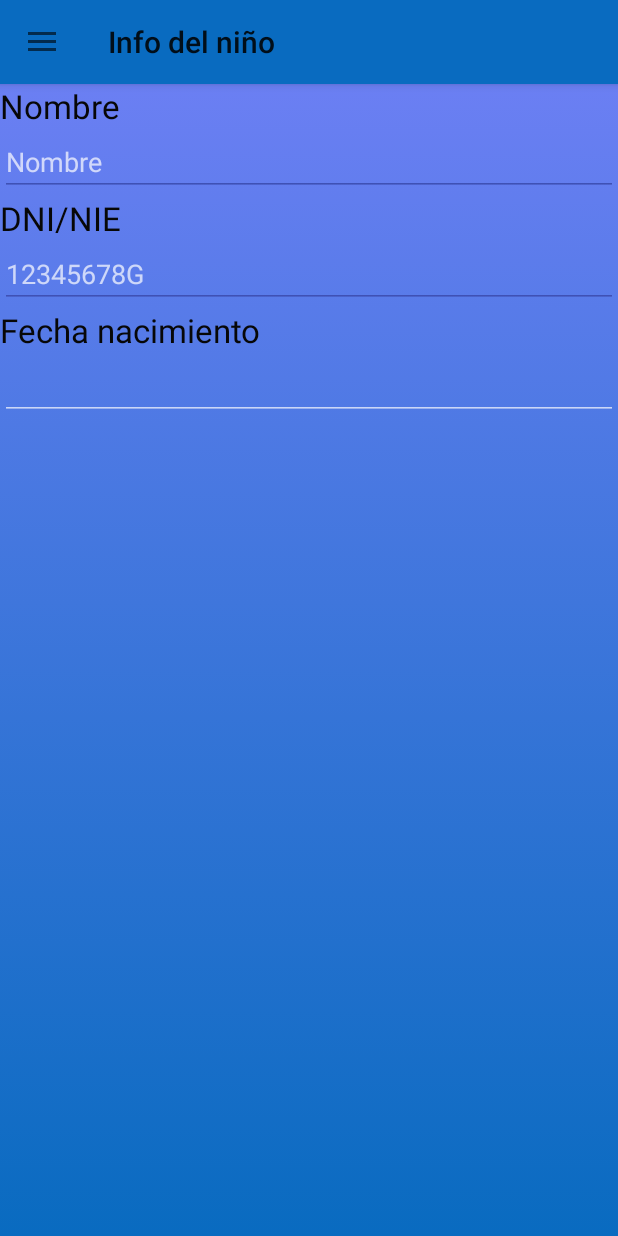
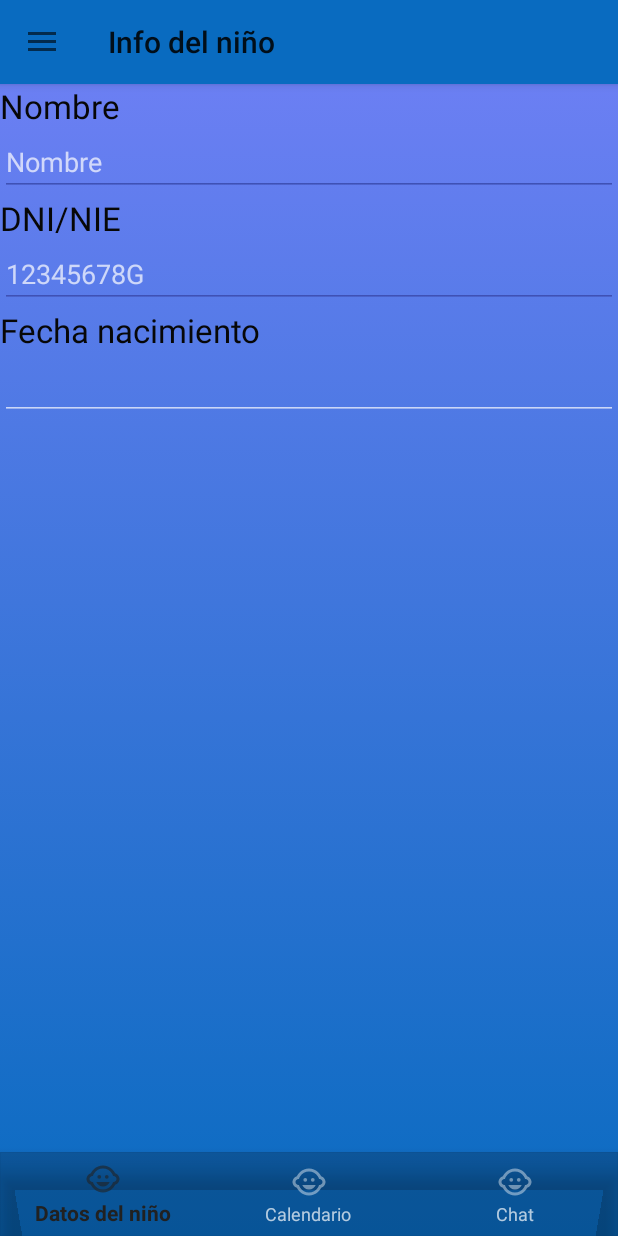
Before and after one commit to davidvolart/pa-ma-frontend, an Android app: the fragment ChildDataFragment placed in its activity, on a phone screen of 412 x 824 dp. Run offline under Robolectric (Android 15) with nearby library versions, the phone set to English and light mode, and no system bars.

Commit message:
add BottomNavigationView on ChildData

```diff
--- a/app/build.gradle
+++ b/app/build.gradle
@@ -36,5 +36,4 @@ dependencies {
     implementation 'com.squareup.okhttp3:okhttp:3.10.0'
     implementation 'com.google.code.gson:gson:2.8.5'
     implementation 'com.google.android.material:material:1.1.0'
-
 }
--- a/app/src/main/java/cat/tfg/pama/ChildDataFragment.kt
+++ b/app/src/main/java/cat/tfg/pama/ChildDataFragment.kt
@@ -1,14 +1,11 @@
 package cat.tfg.pama
 
 import android.os.Bundle
-import androidx.fragment.app.Fragment
 import android.view.LayoutInflater
 import android.view.ViewGroup
-import java.util.*
-import android.app.DatePickerDialog
 import android.view.View
-import kotlinx.android.synthetic.main.fragment_child_data.*
-import android.widget.EditText
+import androidx.fragment.app.Fragment
+
 
 /**
  * A simple [Fragment] subclass.
@@ -16,9 +13,14 @@ import android.widget.EditText
 class ChildDataFragment : Fragment() {
 
     override fun onCreateView(
-        inflater: LayoutInflater, container: ViewGroup?,
+        inflater: LayoutInflater,
+        container: ViewGroup?,
         savedInstanceState: Bundle?
     ): View? {
+
+        val transaction = fragmentManager!!.beginTransaction()
+        transaction.replace(R.id.content, ChildPersonalDataFragment())
+        transaction.commit()
 
         return inflater.inflate(R.layout.fragment_child_data, container, false)
     }
@@ -26,27 +28,5 @@ class ChildDataFragment : Fragment() {
     override fun onViewCreated(view: View, savedInstanceState: Bundle?) {
         super.onViewCreated(view, savedInstanceState);
         activity!!.setTitle("Info del niño");
-
-        val c = Calendar.getInstance()
-        val year = c.get(Calendar.YEAR)
-        val month = c.get(Calendar.MONTH)
-        val day = c.get(Calendar.DAY_OF_MONTH)
-
-        birthdate.setOnClickListener(object : View.OnClickListener {
-            override fun onClick(v: View) {
-
-                val datepicker = DatePickerDialog(
-                    activity!!,
-                    { view, year, monthOfYear, dayOfMonth ->
-                        val selectedDate = dayOfMonth.toString() + "/" + (monthOfYear + 1) + "/" + year
-                        (birthdate as EditText).setText(selectedDate)
-                    },
-                    year, month, day)
-
-                datepicker.datePicker.maxDate = c.getTimeInMillis()
-                datepicker.show()
-            }
-        })
-
     }
 }
--- /dev/null
+++ b/app/src/main/java/cat/tfg/pama/ChildPersonalDataFragment.kt
@@ -0,0 +1,50 @@
+package cat.tfg.pama
+
+import android.app.DatePickerDialog
+import android.os.Bundle
+import android.view.LayoutInflater
+import android.view.View
+import android.view.ViewGroup
+import android.widget.EditText
+import androidx.fragment.app.Fragment
+import kotlinx.android.synthetic.main.fragment_child_personal_data.*
+import java.util.*
+
+/**
+ * A simple [Fragment] subclass.
+ */
+class ChildPersonalDataFragment : Fragment() {
+
+    override fun onCreateView(
+        inflater: LayoutInflater, container: ViewGroup?,
+        savedInstanceState: Bundle?
+    ): View? {
+
+        return inflater.inflate(R.layout.fragment_child_personal_data, container, false)
+    }
+
+    override fun onViewCreated(view: View, savedInstanceState: Bundle?) {
+        val c = Calendar.getInstance()
+        val year = c.get(Calendar.YEAR)
+        val month = c.get(Calendar.MONTH)
+        val day = c.get(Calendar.DAY_OF_MONTH)
+
+        birthdate.setOnClickListener(object : View.OnClickListener {
+            override fun onClick(v: View) {
+
+                val datepicker = DatePickerDialog(
+                    activity!!,
+                    { view, year, monthOfYear, dayOfMonth ->
+                        val selectedDate = dayOfMonth.toString() + "/" + (monthOfYear + 1) + "/" + year
+                        (birthdate as EditText).setText(selectedDate)
+                    },
+                    year, month, day)
+
+                datepicker.datePicker.maxDate = c.getTimeInMillis()
+                datepicker.show()
+            }
+        })
+
+    }
+
+}
--- a/app/src/main/res/layout/fragment_child_data.xml
+++ b/app/src/main/res/layout/fragment_child_data.xml
@@ -1,68 +1,25 @@
 <?xml version="1.0" encoding="utf-8"?>
-<LinearLayout xmlns:android="http://schemas.android.com/apk/res/android"
+<RelativeLayout xmlns:android="http://schemas.android.com/apk/res/android"
+    xmlns:app="http://schemas.android.com/apk/res-auto"
     xmlns:tools="http://schemas.android.com/tools"
-    xmlns:app="http://schemas.android.com/apk/res-auto"
-    android:orientation="vertical"
+    android:id="@+id/container"
     android:layout_width="match_parent"
     android:layout_height="match_parent"
-    android:background="@drawable/gradient_color"
-    tools:context=".MainActivity">
+    tools:context=".MainActivity"
+    android:background="@drawable/gradient_color">
 
-    <TextView
-        android:id="@+id/tv_child_data_name"
-        android:layout_width="wrap_content"
-        android:layout_height="wrap_content"
-        android:text="Nombre"
-        android:textColor="#070707"
-        android:textAppearance="?android:attr/textAppearanceLarge"/>
+    <FrameLayout
+        android:id="@+id/content"
+        android:layout_width="match_parent"
+        android:layout_height="wrap_content">
+    </FrameLayout>
 
-    <EditText
-        android:id="@+id/child_data_name"
+    <com.google.android.material.bottomnavigation.BottomNavigationView
+        android:id="@+id/navigation"
         android:layout_width="match_parent"
         android:layout_height="wrap_content"
-        android:backgroundTint="@color/colorBlueDark"
-        android:ems="10"
-        android:hint="Nombre"
-        android:textColor="#070707"
-        android:importantForAutofill="no"
-        android:inputType="text"/>
-
-    <TextView
-        android:id="@+id/tv_child_data_ID"
-        android:layout_width="wrap_content"
-        android:layout_height="wrap_content"
-        android:text="DNI/NIE"
-        android:textColor="#070707"
-        android:textAppearance="?android:attr/textAppearanceLarge"/>
-
-    <EditText
-        android:id="@+id/child_data_ID"
-        android:layout_width="match_parent"
-        android:layout_height="wrap_content"
-        android:backgroundTint="@color/colorBlueDark"
-        android:ems="10"
-        android:hint="12345678G"
-        android:textColor="#070707"
-        android:importantForAutofill="no"
-        android:inputType="text"/>
-
-    <TextView
-        android:id="@+id/tv_child_data_birthdate"
-        android:layout_width="wrap_content"
-        android:layout_height="wrap_content"
-        android:text="Fecha nacimiento"
-        android:textColor="#070707"
-        android:textAppearance="?android:attr/textAppearanceLarge"/>
-
-    <EditText
-        android:id="@+id/birthdate"
-        android:layout_width="match_parent"
-        android:layout_height="wrap_content"
-        android:inputType="date"
-        android:focusable="false"
-        android:clickable="true"
-        android:maxLines="1"/>
-
-
-
-</LinearLayout>
+        android:layout_gravity="bottom"
+        android:layout_alignParentBottom="true"
+        android:background="@color/cardview_shadow_start_color"
+        app:menu="@menu/bottom_menu" />
+</RelativeLayout>
--- /dev/null
+++ b/app/src/main/res/layout/fragment_child_personal_data.xml
@@ -0,0 +1,63 @@
+<?xml version="1.0" encoding="utf-8"?>
+<LinearLayout
+    xmlns:android="http://schemas.android.com/apk/res/android"
+    android:orientation="vertical"
+    android:layout_width="match_parent"
+    android:layout_height="match_parent">
+
+    <TextView
+        android:id="@+id/tv_child_data_name"
+        android:layout_width="wrap_content"
+        android:layout_height="wrap_content"
+        android:text="Nombre"
+        android:textColor="#070707"
+        android:textAppearance="?android:attr/textAppearanceLarge"/>
+
+    <EditText
+        android:id="@+id/child_data_name"
+        android:layout_width="match_parent"
+        android:layout_height="wrap_content"
+        android:backgroundTint="@color/colorBlueDark"
+        android:ems="10"
+        android:hint="Nombre"
+        android:textColor="#070707"
+        android:importantForAutofill="no"
+        android:inputType="text"/>
+
+    <TextView
+        android:id="@+id/tv_child_data_ID"
+        android:layout_width="wrap_content"
+        android:layout_height="wrap_content"
+        android:text="DNI/NIE"
+        android:textColor="#070707"
+        android:textAppearance="?android:attr/textAppearanceLarge"/>
+
+    <EditText
+        android:id="@+id/child_data_ID"
+        android:layout_width="match_parent"
+        android:layout_height="wrap_content"
+        android:backgroundTint="@color/colorBlueDark"
+        android:ems="10"
+        android:hint="12345678G"
+        android:textColor="#070707"
+        android:importantForAutofill="no"
+        android:inputType="text"/>
+
+    <TextView
+        android:id="@+id/tv_child_data_birthdate"
+        android:layout_width="wrap_content"
+        android:layout_height="wrap_content"
+        android:text="Fecha nacimiento"
+        android:textColor="#070707"
+        android:textAppearance="?android:attr/textAppearanceLarge"/>
+
+    <EditText
+        android:id="@+id/birthdate"
+        android:layout_width="match_parent"
+        android:layout_height="wrap_content"
+        android:inputType="date"
+        android:focusable="false"
+        android:clickable="true"
+        android:maxLines="1"/>
+
+</LinearLayout>
```
